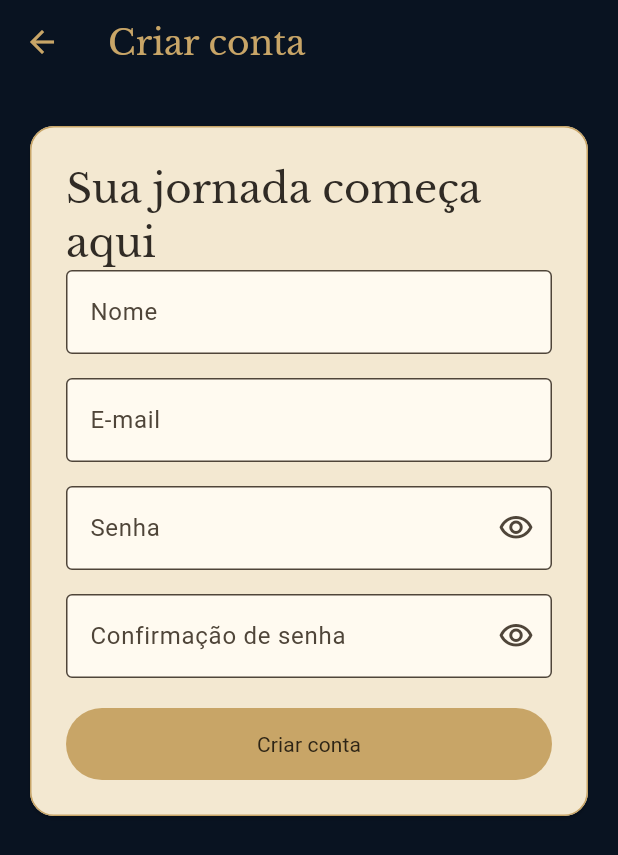
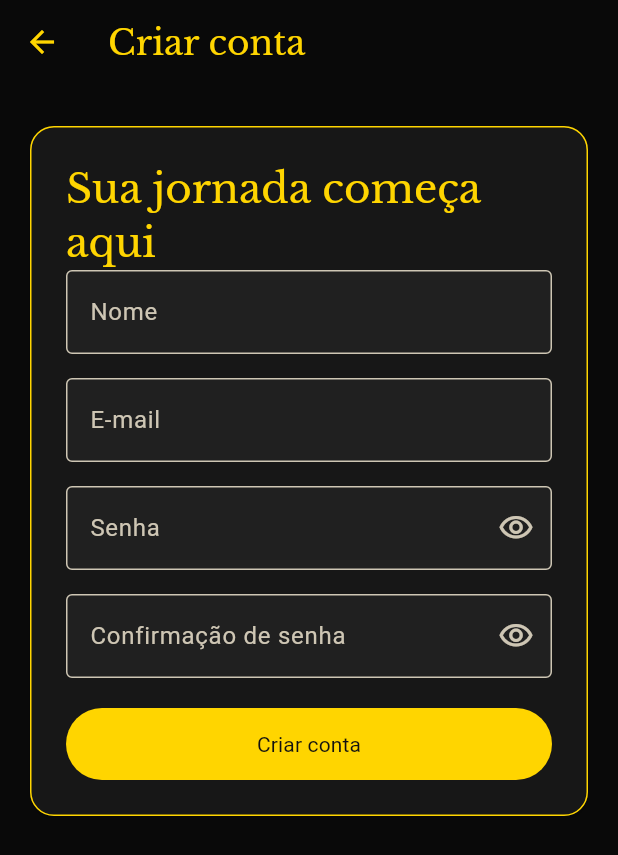
Before and after one commit to TaskLabTDSSenac/App, a Flutter app: the screen it shows after launch, after a tap on "Entrar", after a tap on "Ainda não possui uma conta? Cadastre-se", on a phone screen of 412 x 824 dp. Shown: the top 855 px of the screen. Run offline on Flutter 3.47's test engine with Material 3 defaults, Android fonts, the phone set to English and light mode, and no system bars; our stand-ins replace flutter_secure_storage; accounts and stored records are empty.

Commit message:
Alteração

```diff
--- a/lib/screens/home_screen.dart
+++ b/lib/screens/home_screen.dart
@@ -24,8 +24,11 @@ class _HomeScreenState extends State<HomeScreen> {
         children: [
           const Text('TaskLab'),
           Text(
-            widget.auth.user?.name ?? '',
-            style: const TextStyle(fontSize: 13),
+            'O futuro é glorioso',
+            style: TextStyle(
+              fontSize: 12,
+              color: Theme.of(context).colorScheme.onSurface.withValues(alpha: 0.72),
+            ),
           ),
         ],
       ),
--- a/lib/theme/app_theme.dart
+++ b/lib/theme/app_theme.dart
@@ -1,16 +1,18 @@
 import 'package:flutter/material.dart';
 
 class AppTheme {
-  static const night = Color(0xff091321);
-  static const gold = Color(0xffc8a567);
-  static const paper = Color(0xfff3e8d1);
+  static const night = Color(0xff090909);
+  static const gold = Color(0xffffd500);
+  static const paper = Color(0xff171717);
   static ThemeData get theme {
     final base = ThemeData(
       useMaterial3: true,
       fontFamily: 'TaskLabText',
       colorScheme: ColorScheme.fromSeed(
-        seedColor: const Color(0xff795a29),
+        brightness: Brightness.dark,
+        seedColor: gold,
         surface: paper,
+        onSurface: const Color(0xfff5f5f5),
       ),
     );
     return base.copyWith(
@@ -23,18 +25,18 @@ class AppTheme {
         headlineSmall: const TextStyle(
           fontFamily: 'TaskLabTitle',
           fontSize: 27,
-          color: Color(0xff302b25),
+          color: Color(0xffffd500),
         ),
         titleLarge: const TextStyle(
           fontFamily: 'TaskLabTitle',
           fontSize: 23,
-          color: Color(0xff302b25),
+          color: Color(0xffffd500),
         ),
       ),
       inputDecorationTheme: const InputDecorationTheme(
         border: OutlineInputBorder(),
         filled: true,
-        fillColor: Color(0xfffffaf0),
+        fillColor: Color(0xff202020),
       ),
       cardTheme: CardThemeData(
         color: paper,
@@ -46,8 +48,8 @@ class AppTheme {
       ),
       filledButtonTheme: FilledButtonThemeData(
         style: FilledButton.styleFrom(
-          backgroundColor: gold,
-          foregroundColor: const Color(0xff2d2415),
+        backgroundColor: gold,
+        foregroundColor: const Color(0xff111111),
           minimumSize: const Size(48, 48),
         ),
       ),
```
